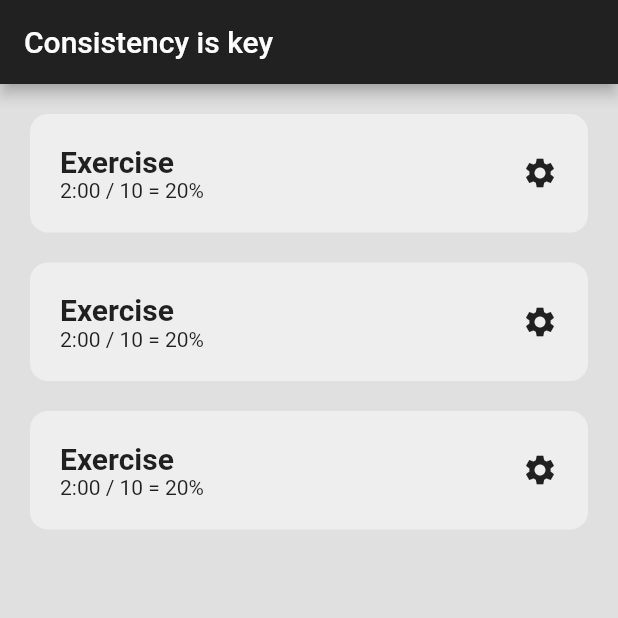
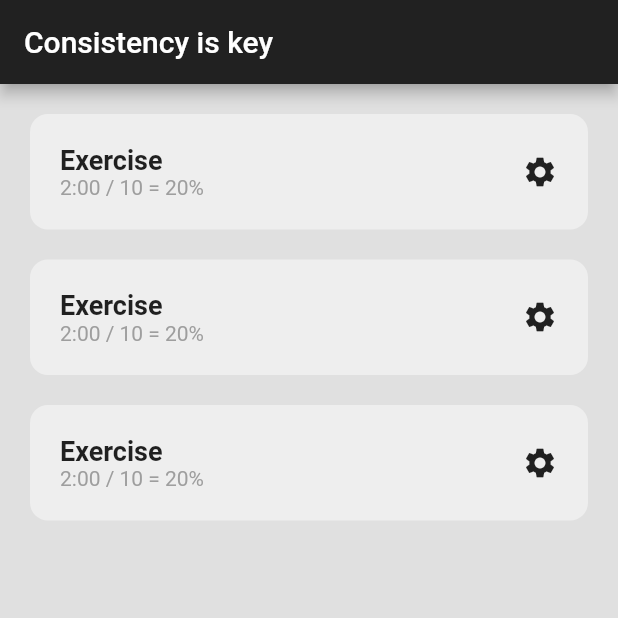
Before and after one commit to mrojasb2000/flutter_habit_tracker, a Flutter app: the screen it shows after launch, on a phone screen of 412 x 824 dp, the top half of it. Run offline on Flutter 3.47's test engine with Material 2 defaults, Android fonts, the phone set to English and light mode, and no system bars.

Commit message:
chore: add text styles

```diff
--- a/lib/util/habit_tile.dart
+++ b/lib/util/habit_tile.dart
@@ -24,11 +24,14 @@ class HabitTile extends StatelessWidget {
                       'Exercise',
                       style: TextStyle(
                         fontWeight: FontWeight.bold,
-                        fontSize: 20,
+                        fontSize: 18,
                       ),
                     ),
                     // Progress
-                    Text('2:00 / 10 = 20%'),
+                    Text(
+                      '2:00 / 10 = 20%',
+                      style: TextStyle(color: Colors.grey),
+                    ),
                   ]),
               Icon(Icons.settings),
             ],
```
